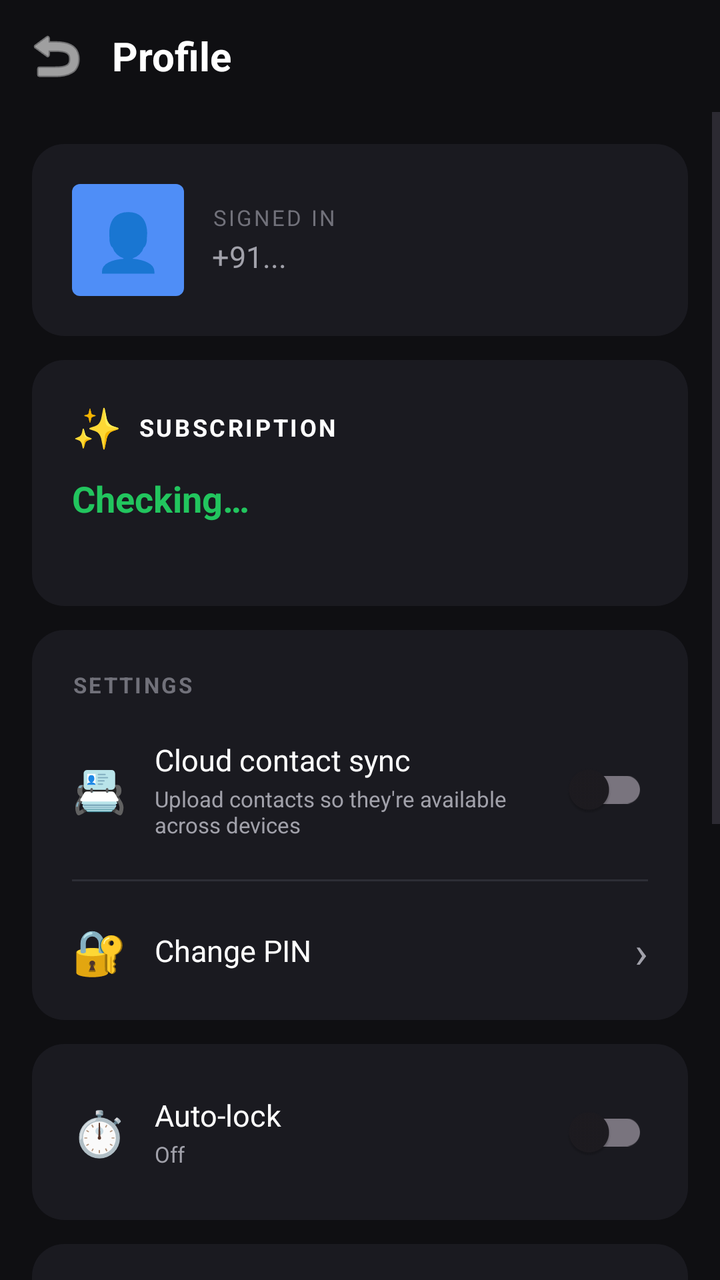
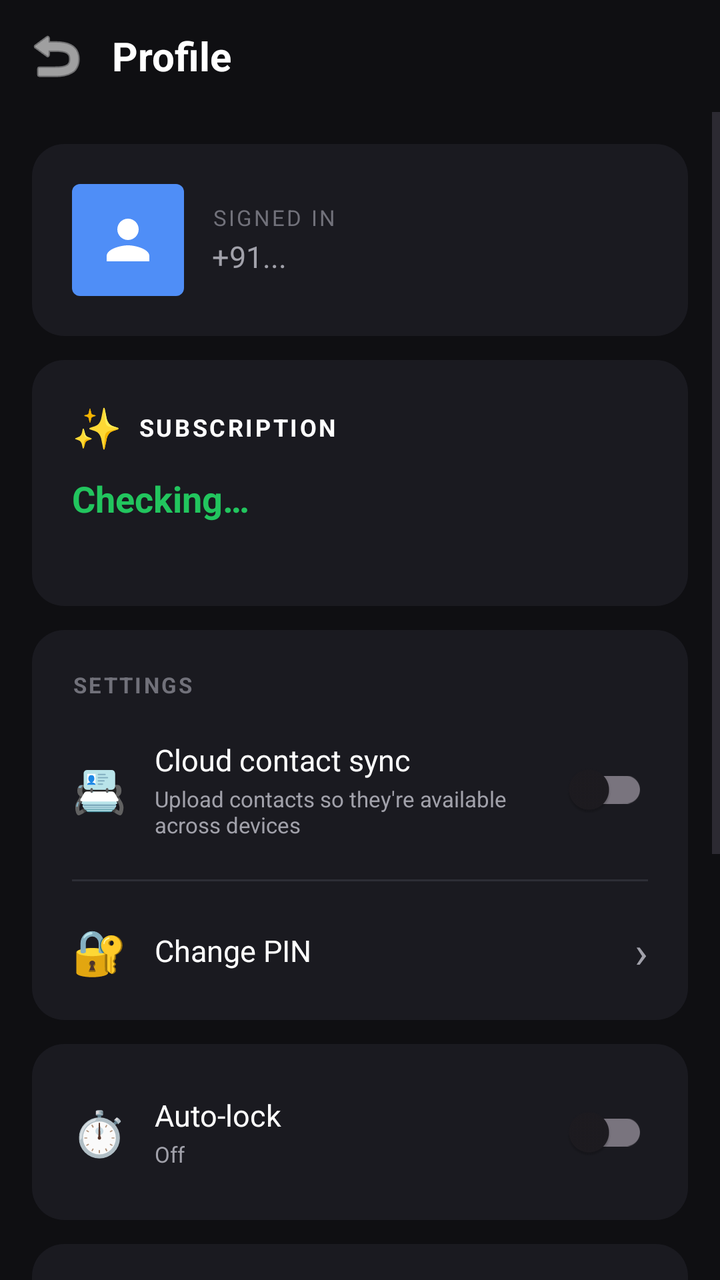

Compare the two renders of this Android layout. The source of the first and the diff that turns it into the second are given below.
<!-- AndroidManifest.xml: application theme Theme.CallFilter -->
<!-- res/layout/activity_profile.xml -->
<?xml version="1.0" encoding="utf-8"?>
<LinearLayout xmlns:android="http://schemas.android.com/apk/res/android"
    android:layout_width="match_parent"
    android:layout_height="match_parent"
    android:orientation="vertical"
    android:background="@color/bg">

    
    <LinearLayout
        android:layout_width="match_parent"
        android:layout_height="56dp"
        android:orientation="horizontal"
        android:gravity="center_vertical"
        android:paddingStart="8dp"
        android:paddingEnd="16dp">
        <ImageButton
            android:id="@+id/btnBack"
            android:layout_width="40dp"
            android:layout_height="40dp"
            android:src="@android:drawable/ic_menu_revert"
            android:background="?android:attr/selectableItemBackgroundBorderless"
            android:contentDescription="Back"
            android:tint="@color/text"/>
        <TextView
            android:layout_width="0dp"
            android:layout_weight="1"
            android:layout_height="wrap_content"
            android:text="Profile"
            android:textSize="20sp"
            android:textStyle="bold"
            android:textColor="@color/text"
            android:layout_marginStart="8dp"/>
    </LinearLayout>

    <ScrollView
        android:layout_width="match_parent"
        android:layout_height="0dp"
        android:layout_weight="1">

        <LinearLayout
            android:layout_width="match_parent"
            android:layout_height="wrap_content"
            android:orientation="vertical"
            android:padding="16dp">

            
            <LinearLayout
                android:layout_width="match_parent"
                android:layout_height="wrap_content"
                android:orientation="horizontal"
                android:gravity="center_vertical"
                android:background="@drawable/card_bg"
                android:padding="20dp">

                <TextView
                    android:layout_width="56dp"
                    android:layout_height="56dp"
                    android:text="👤"
                    android:textSize="28sp"
                    android:gravity="center"
                    android:background="@drawable/badge_accent"
                    android:layout_marginEnd="14dp"/>

                <LinearLayout
                    android:layout_width="0dp"
                    android:layout_weight="1"
                    android:layout_height="wrap_content"
                    android:orientation="vertical">
                    <TextView
                        android:layout_width="wrap_content"
                        android:layout_height="wrap_content"
                        android:text="SIGNED IN"
                        android:textSize="11sp"
                        android:textColor="@color/muted"
                        android:letterSpacing="0.1"/>
                    <TextView
                        android:id="@+id/profileNameLabel"
                        android:layout_width="wrap_content"
                        android:layout_height="wrap_content"
                        android:text=""
                        android:textSize="20sp"
                        android:textStyle="bold"
                        android:textColor="@color/text"
                        android:layout_marginTop="2dp"
                        android:visibility="gone"/>
                    <TextView
                        android:id="@+id/profileMobileLabel"
                        android:layout_width="wrap_content"
                        android:layout_height="wrap_content"
                        android:text="+91..."
                        android:textSize="15sp"
                        android:textColor="@color/subtext"
                        android:layout_marginTop="2dp"/>
                </LinearLayout>
            </LinearLayout>

            
            <LinearLayout
                android:layout_width="match_parent"
                android:layout_height="wrap_content"
                android:orientation="vertical"
                android:background="@drawable/card_bg"
                android:padding="20dp"
                android:layout_marginTop="12dp">

                <LinearLayout
                    android:layout_width="match_parent"
                    android:layout_height="wrap_content"
                    android:orientation="horizontal"
                    android:gravity="center_vertical">
                    <TextView
                        android:layout_width="wrap_content"
                        android:layout_height="wrap_content"
                        android:text="✨"
                        android:textSize="20sp"
                        android:layout_marginEnd="8dp"/>
                    <TextView
                        android:layout_width="0dp"
                        android:layout_weight="1"
                        android:layout_height="wrap_content"
                        android:text="SUBSCRIPTION"
                        android:textSize="12sp"
                        android:textStyle="bold"
                        android:textColor="@color/text"
                        android:letterSpacing="0.1"/>
                </LinearLayout>

                <TextView
                    android:id="@+id/profileSubStatus"
                    android:layout_width="wrap_content"
                    android:layout_height="wrap_content"
                    android:text="Checking…"
                    android:textSize="18sp"
                    android:textStyle="bold"
                    android:textColor="@color/accept"
                    android:layout_marginTop="10dp"/>

                <TextView
                    android:id="@+id/profilePlanPrice"
                    android:layout_width="wrap_content"
                    android:layout_height="wrap_content"
                    android:text=""
                    android:textSize="13sp"
                    android:textColor="@color/subtext"
                    android:layout_marginTop="4dp"/>

                <TextView
                    android:id="@+id/btnManageSubscription"
                    android:layout_width="match_parent"
                    android:layout_height="46dp"
                    android:text="Manage / Cancel subscription"
                    android:textSize="13sp"
                    android:textStyle="bold"
                    android:textColor="@color/accent"
                    android:background="@drawable/btn_type_inactive"
                    android:gravity="center"
                    android:clickable="true"
                    android:focusable="true"
                    android:foreground="?android:attr/selectableItemBackground"
                    android:layout_marginTop="14dp"
                    android:visibility="gone"/>

                <TextView
                    android:id="@+id/btnViewPlans"
                    android:layout_width="match_parent"
                    android:layout_height="46dp"
                    android:text="🛒 Buy a plan"
                    android:textSize="13sp"
                    android:textStyle="bold"
                    android:textColor="@color/white"
                    android:background="@drawable/btn_accent"
                    android:gravity="center"
                    android:clickable="true"
                    android:focusable="true"
                    android:foreground="?android:attr/selectableItemBackground"
                    android:layout_marginTop="14dp"
                    android:visibility="gone"/>
            </LinearLayout>

            
            <LinearLayout
                android:layout_width="match_parent"
                android:layout_height="wrap_content"
                android:orientation="vertical"
                android:background="@drawable/card_bg"
                android:layout_marginTop="12dp">

                <TextView
                    android:layout_width="match_parent"
                    android:layout_height="wrap_content"
                    android:text="SETTINGS"
                    android:textSize="11sp"
                    android:textStyle="bold"
                    android:textColor="@color/muted"
                    android:letterSpacing="0.1"
                    android:paddingStart="20dp"
                    android:paddingEnd="20dp"
                    android:paddingTop="20dp"/>

                
                <LinearLayout
                    android:layout_width="match_parent"
                    android:layout_height="wrap_content"
                    android:orientation="horizontal"
                    android:gravity="center_vertical"
                    android:padding="20dp">
                    <TextView
                        android:layout_width="wrap_content"
                        android:layout_height="wrap_content"
                        android:text="📇"
                        android:textSize="22sp"
                        android:layout_marginEnd="14dp"/>
                    <LinearLayout
                        android:layout_width="0dp"
                        android:layout_weight="1"
                        android:layout_height="wrap_content"
                        android:orientation="vertical">
                        <TextView
                            android:layout_width="wrap_content"
                            android:layout_height="wrap_content"
                            android:text="Cloud contact sync"
                            android:textSize="15sp"
                            android:textColor="@color/text"/>
                        <TextView
                            android:layout_width="wrap_content"
                            android:layout_height="wrap_content"
                            android:text="Upload contacts so they're available across devices"
                            android:textSize="11sp"
                            android:textColor="@color/subtext"
                            android:layout_marginTop="2dp"/>
                    </LinearLayout>
                    <androidx.appcompat.widget.SwitchCompat
                        android:id="@+id/contactsSyncSwitch"
                        android:layout_width="wrap_content"
                        android:layout_height="wrap_content"
                        android:thumbTint="@color/text"
                        android:trackTint="@color/accent"/>
                </LinearLayout>

                <View
                    android:layout_width="match_parent"
                    android:layout_height="1dp"
                    android:background="@color/border"
                    android:layout_marginStart="20dp"
                    android:layout_marginEnd="20dp"/>

                
                <LinearLayout
                    android:id="@+id/rowChangePin"
                    android:layout_width="match_parent"
                    android:layout_height="wrap_content"
                    android:orientation="horizontal"
                    android:gravity="center_vertical"
                    android:padding="20dp"
                    android:clickable="true"
                    android:focusable="true"
                    android:background="?android:attr/selectableItemBackground">
                    <TextView
                        android:layout_width="wrap_content"
                        android:layout_height="wrap_content"
                        android:text="🔐"
                        android:textSize="22sp"
                        android:layout_marginEnd="14dp"/>
                    <TextView
                        android:layout_width="0dp"
                        android:layout_weight="1"
                        android:layout_height="wrap_content"
                        android:text="Change PIN"
                        android:textSize="15sp"
                        android:textColor="@color/text"/>
                    <TextView
                        android:layout_width="wrap_content"
                        android:layout_height="wrap_content"
                        android:text="›"
                        android:textSize="22sp"
                        android:textColor="@color/subtext"/>
                </LinearLayout>
            </LinearLayout>

            
            <LinearLayout
                android:layout_width="match_parent"
                android:layout_height="wrap_content"
                android:orientation="horizontal"
                android:gravity="center_vertical"
                android:background="@drawable/card_bg"
                android:padding="20dp"
                android:layout_marginTop="12dp">
                <TextView
                    android:layout_width="wrap_content"
                    android:layout_height="wrap_content"
                    android:text="⏱️"
                    android:textSize="22sp"
                    android:layout_marginEnd="14dp"/>
                <LinearLayout
                    android:layout_width="0dp"
                    android:layout_weight="1"
                    android:layout_height="wrap_content"
                    android:orientation="vertical">
                    <TextView
                        android:layout_width="wrap_content"
                        android:layout_height="wrap_content"
                        android:text="Auto-lock"
                        android:textSize="15sp"
                        android:textColor="@color/text"/>
                    <TextView
                        android:id="@+id/autoLockSummary"
                        android:layout_width="wrap_content"
                        android:layout_height="wrap_content"
                        android:text="Off"
                        android:textSize="11sp"
                        android:textColor="@color/subtext"
                        android:layout_marginTop="2dp"/>
                </LinearLayout>
                <androidx.appcompat.widget.SwitchCompat
                    android:id="@+id/autoLockSwitch"
                    android:layout_width="wrap_content"
                    android:layout_height="wrap_content"
                    android:thumbTint="@color/text"
                    android:trackTint="@color/accent"/>
            </LinearLayout>

            
            <LinearLayout
                android:id="@+id/rowLock"
                android:layout_width="match_parent"
                android:layout_height="wrap_content"
                android:orientation="horizontal"
                android:gravity="center_vertical"
                android:background="@drawable/card_bg"
                android:padding="20dp"
                android:layout_marginTop="12dp"
                android:clickable="true"
                android:focusable="true"
                android:foreground="?android:attr/selectableItemBackground">
                <TextView
                    android:layout_width="wrap_content"
                    android:layout_height="wrap_content"
                    android:text="🔒"
                    android:textSize="22sp"
                    android:layout_marginEnd="14dp"/>
                <LinearLayout
                    android:layout_width="0dp"
                    android:layout_weight="1"
                    android:layout_height="wrap_content"
                    android:orientation="vertical">
                    <TextView
                        android:layout_width="wrap_content"
                        android:layout_height="wrap_content"
                        android:text="Lock app"
                        android:textSize="15sp"
                        android:textColor="@color/text"/>
                    <TextView
                        android:layout_width="wrap_content"
                        android:layout_height="wrap_content"
                        android:text="Require PIN on next open"
                        android:textSize="11sp"
                        android:textColor="@color/subtext"
                        android:layout_marginTop="2dp"/>
                </LinearLayout>
                <TextView
                    android:layout_width="wrap_content"
                    android:layout_height="wrap_content"
                    android:text="›"
                    android:textSize="22sp"
                    android:textColor="@color/subtext"/>
            </LinearLayout>

            
            <LinearLayout
                android:id="@+id/rowLogout"
                android:layout_width="match_parent"
                android:layout_height="wrap_content"
                android:orientation="horizontal"
                android:gravity="center_vertical"
                android:background="@drawable/card_bg"
                android:padding="20dp"
                android:layout_marginTop="12dp"
                android:clickable="true"
                android:focusable="true"
                android:foreground="?android:attr/selectableItemBackground">
                <TextView
                    android:layout_width="wrap_content"
                    android:layout_height="wrap_content"
                    android:text="🚪"
                    android:textSize="22sp"
                    android:layout_marginEnd="14dp"/>
                <TextView
                    android:layout_width="0dp"
                    android:layout_weight="1"
                    android:layout_height="wrap_content"
                    android:text="Sign out"
                    android:textSize="15sp"
                    android:textColor="@color/reject"/>
            </LinearLayout>

            
            <LinearLayout
                android:layout_width="match_parent"
                android:layout_height="wrap_content"
                android:orientation="vertical"
                android:background="@drawable/card_bg"
                android:padding="16dp"
                android:layout_marginBottom="12dp">
                <LinearLayout
                    android:layout_width="match_parent"
                    android:layout_height="wrap_content"
                    android:orientation="horizontal"
                    android:gravity="center_vertical"
                    android:layout_marginBottom="4dp">
                    <TextView android:layout_width="wrap_content" android:layout_height="wrap_content"
                        android:text="💬" android:textSize="20sp" android:layout_marginEnd="8dp"/>
                    <TextView android:layout_width="0dp" android:layout_weight="1"
                        android:layout_height="wrap_content"
                        android:text="Auto-Reply SMS Templates"
                        android:textSize="15sp" android:textStyle="bold" android:textColor="@color/text"/>
                </LinearLayout>
                <TextView android:layout_width="match_parent" android:layout_height="wrap_content"
                    android:text="Saved messages you can pick from when you start a Block All Now session. The chosen template is auto-sent to blocked callers."
                    android:textSize="12sp" android:textColor="@color/subtext"
                    android:layout_marginBottom="12dp"/>

                
                <LinearLayout
                    android:id="@+id/smsTemplatesContainer"
                    android:layout_width="match_parent"
                    android:layout_height="wrap_content"
                    android:orientation="vertical"/>

                <Button
                    android:id="@+id/btnAddSmsTemplate"
                    android:layout_width="wrap_content" android:layout_height="40dp"
                    android:text="+ Add template" android:textSize="13sp" android:textColor="#fff"
                    android:background="@drawable/btn_accent"
                    android:paddingStart="16dp" android:paddingEnd="16dp"
                    android:layout_marginTop="8dp" android:minWidth="0dp"/>
            </LinearLayout>
            <TextView
                android:id="@+id/tvAppVersion"
                android:layout_width="match_parent"
                android:layout_height="wrap_content"
                android:text="AI CallFilter · v1.25.230"
                android:textSize="11sp"
                android:textColor="@color/muted"
                android:gravity="center"
                android:layout_marginTop="24dp"/>
        </LinearLayout>
    </ScrollView>
</LinearLayout>
<!-- resources referenced by this layout -->
<resources>
  <color name="accent">#4F8EF7</color>
  <color name="accept">#22C55E</color>
  <color name="bg">#0F0F12</color>
  <color name="border">#2D2E36</color>
  <color name="muted">#71717A</color>
  <color name="reject">#EF4444</color>
  <color name="subtext">#A1A1AA</color>
  <color name="text">#FFFFFF</color>
  <color name="white">#FFFFFF</color>
  <!-- drawable badge_accent (drawable) -->
  <?xml version="1.0" encoding="utf-8"?>
  <shape xmlns:android="http://schemas.android.com/apk/res/android" android:shape="rectangle">
      <corners android:radius="4dp"/>
      <solid android:color="#4F8EF7"/>
  </shape>
  <!-- drawable btn_accent (drawable) -->
  <?xml version="1.0" encoding="utf-8"?>
  <shape xmlns:android="http://schemas.android.com/apk/res/android" android:shape="rectangle">
      <corners android:radius="12dp"/>
      <solid android:color="#4F8EF7"/>
  </shape>
  <!-- drawable btn_type_inactive (drawable) -->
  <?xml version="1.0" encoding="utf-8"?>
  <shape xmlns:android="http://schemas.android.com/apk/res/android" android:shape="rectangle">
      <corners android:radius="12dp"/>
      <solid android:color="#22232A"/>
      <stroke android:width="1dp" android:color="#2D2E36"/>
  </shape>
  <!-- drawable card_bg (drawable) -->
  <?xml version="1.0" encoding="utf-8"?>
  <shape xmlns:android="http://schemas.android.com/apk/res/android" android:shape="rectangle">
      <corners android:radius="16dp"/>
      <solid android:color="#1A1A20"/>
  </shape>
  <style name="Theme.CallFilter" parent="Theme.Material3.DayNight.NoActionBar">
          <item name="android:windowBackground">@color/bg</item>
          <item name="android:statusBarColor">@color/bg</item>
          <item name="android:navigationBarColor">@color/bg</item>
          <item name="android:windowLightStatusBar">false</item>
          <item name="colorPrimary">@color/accent</item>
          <item name="colorOnPrimary">@color/white</item>
          <item name="android:textColor">@color/text</item>
      </style>
</resources>

<!-- the commit's change to res/layout/activity_profile.xml (unified diff, before → after) -->
@@ -3,7 +3,8 @@
     android:layout_width="match_parent"
     android:layout_height="match_parent"
     android:orientation="vertical"
-    android:background="@color/bg">
+    android:background="@color/bg"
+    android:fitsSystemWindows="true">
 
     
     <LinearLayout
@@ -52,13 +53,13 @@
                 android:background="@drawable/card_bg"
                 android:padding="20dp">
 
-                <TextView
+                <ImageView
                     android:layout_width="56dp"
                     android:layout_height="56dp"
-                    android:text="👤"
-                    android:textSize="28sp"
-                    android:gravity="center"
+                    android:src="@drawable/ic_person"
+                    android:padding="12dp"
                     android:background="@drawable/badge_accent"
+                    android:scaleType="fitCenter"
                     android:layout_marginEnd="14dp"/>
 
                 <LinearLayout
@@ -396,50 +397,48 @@
 
             
             <LinearLayout
-                android:layout_width="match_parent"
-                android:layout_height="wrap_content"
-                android:orientation="vertical"
+                android:id="@+id/rowSmsTemplates"
+                android:layout_width="match_parent"
+                android:layout_height="wrap_content"
+                android:orientation="horizontal"
+                android:gravity="center_vertical"
                 android:background="@drawable/card_bg"
                 android:padding="16dp"
-                android:layout_marginBottom="12dp">
-                <LinearLayout
-                    android:layout_width="match_parent"
-                    android:layout_height="wrap_content"
-                    android:orientation="horizontal"
-                    android:gravity="center_vertical"
-                    android:layout_marginBottom="4dp">
+                android:layout_marginBottom="12dp"
+                android:clickable="true"
+                android:focusable="true">
+                <TextView android:layout_width="wrap_content" android:layout_height="wrap_content"
+                    android:text="💬" android:textSize="22sp" android:layout_marginEnd="12dp"/>
+                <LinearLayout android:layout_width="0dp" android:layout_weight="1"
+                    android:layout_height="wrap_content" android:orientation="vertical">
                     <TextView android:layout_width="wrap_content" android:layout_height="wrap_content"
-                        android:text="💬" android:textSize="20sp" android:layout_marginEnd="8dp"/>
-                    <TextView android:layout_width="0dp" android:layout_weight="1"
-                        android:layout_height="wrap_content"
                         android:text="Auto-Reply SMS Templates"
                         android:textSize="15sp" android:textStyle="bold" android:textColor="@color/text"/>
-                </LinearLayout>
-                <TextView android:layout_width="match_parent" android:layout_height="wrap_content"
-                    android:text="Saved messages you can pick from when you start a Block All Now session. The chosen template is auto-sent to blocked callers."
-                    android:textSize="12sp" android:textColor="@color/subtext"
-                    android:layout_marginBottom="12dp"/>
-
-                
-                <LinearLayout
-                    android:id="@+id/smsTemplatesContainer"
-                    android:layout_width="match_parent"
-                    android:layout_height="wrap_content"
-                    android:orientation="vertical"/>
-
-                <Button
-                    android:id="@+id/btnAddSmsTemplate"
-                    android:layout_width="wrap_content" android:layout_height="40dp"
-                    android:text="+ Add template" android:textSize="13sp" android:textColor="#fff"
-                    android:background="@drawable/btn_accent"
-                    android:paddingStart="16dp" android:paddingEnd="16dp"
-                    android:layout_marginTop="8dp" android:minWidth="0dp"/>
-            </LinearLayout>
+                    <TextView android:layout_width="wrap_content" android:layout_height="wrap_content"
+                        android:text="Manage messages sent to blocked callers"
+                        android:textSize="12sp" android:textColor="@color/subtext"
+                        android:layout_marginTop="2dp"/>
+                </LinearLayout>
+                <TextView android:layout_width="wrap_content" android:layout_height="wrap_content"
+                    android:text="›" android:textSize="22sp" android:textColor="@color/subtext"/>
+            </LinearLayout>
+
+            
+            <Button
+                android:id="@+id/btnLogout"
+                android:layout_width="match_parent"
+                android:layout_height="50dp"
+                android:text="Sign out"
+                android:textSize="15sp"
+                android:textColor="#ef4444"
+                android:textStyle="bold"
+                android:background="@drawable/card_bg"
+                android:layout_marginTop="8dp"/>
             <TextView
                 android:id="@+id/tvAppVersion"
                 android:layout_width="match_parent"
                 android:layout_height="wrap_content"
-                android:text="AI CallFilter · v1.25.230"
+                android:text="AI CallFilter · v1.25.231"
                 android:textSize="11sp"
                 android:textColor="@color/muted"
                 android:gravity="center"
<!-- resource entries referenced after the edit -->
@@ -34,6 +34,18 @@
       <corners android:radius="16dp"/>
       <solid android:color="#1A1A20"/>
   </shape>
+  <!-- drawable ic_person (drawable) -->
+  <?xml version="1.0" encoding="utf-8"?>
+  <vector xmlns:android="http://schemas.android.com/apk/res/android"
+      android:width="24dp"
+      android:height="24dp"
+      android:viewportWidth="24"
+      android:viewportHeight="24"
+      android:tint="#FFFFFF">
+      <path
+          android:fillColor="#FFFFFF"
+          android:pathData="M12,12c2.21,0 4,-1.79 4,-4s-1.79,-4 -4,-4 -4,1.79 -4,4 1.79,4 4,4zM12,14c-2.67,0 -8,1.34 -8,4v2h16v-2c0,-2.66 -5.33,-4 -8,-4z"/>
+  </vector>
   <style name="Theme.CallFilter" parent="Theme.Material3.DayNight.NoActionBar">
           <item name="android:windowBackground">@color/bg</item>
           <item name="android:statusBarColor">@color/bg</item>
